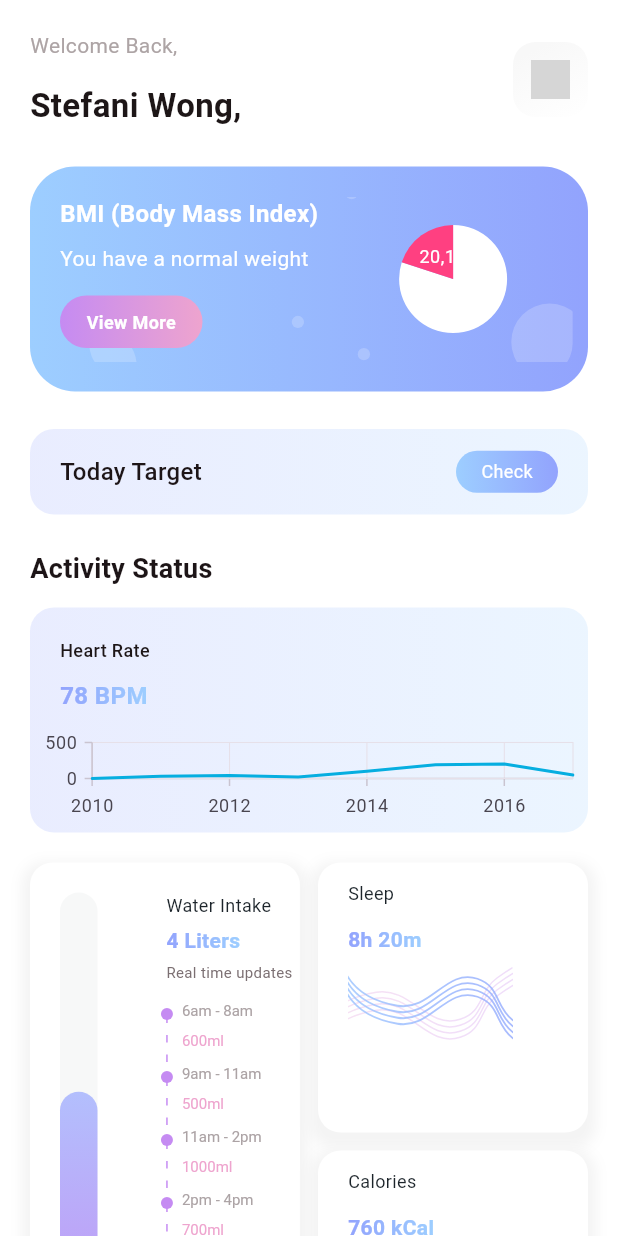
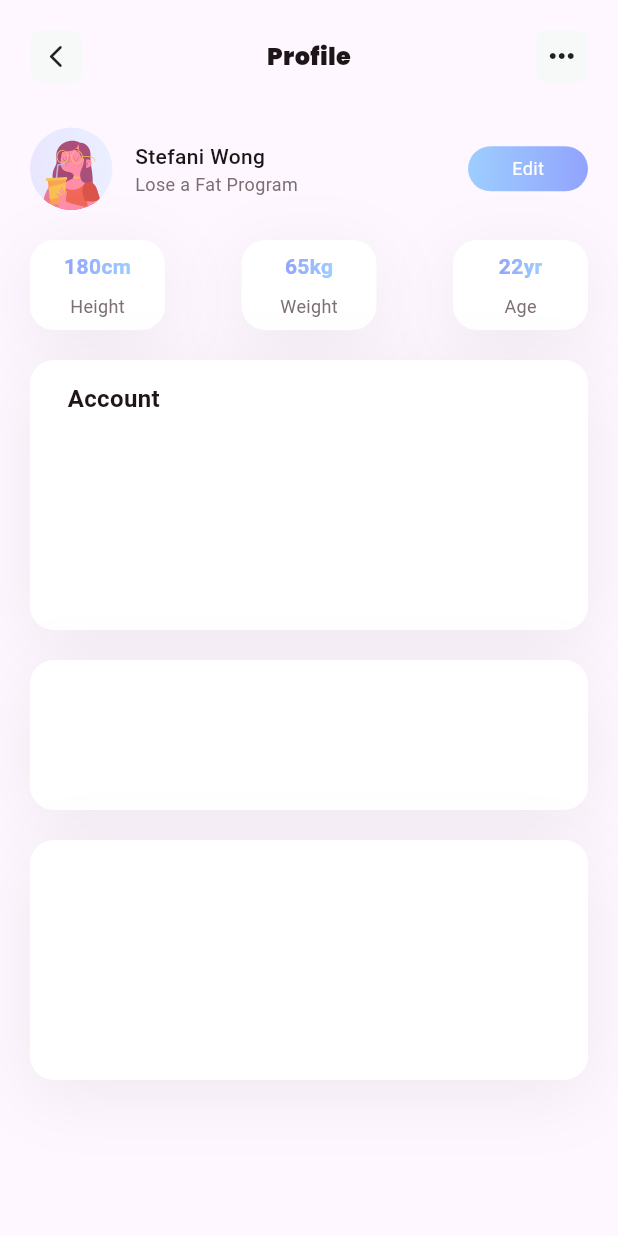
Before and after one commit to MGMSA6/Fitnest_X, a Flutter app: the screen it shows after launch, on a phone screen of 412 x 824 dp. Run offline on Flutter 3.47's test engine with Material 3 defaults, Android fonts, the light colour scheme and no system bars; our stand-ins replace flutter_svg, syncfusion_flutter_charts; missing offline and left inert: dart:ffi; grey boxes are pictures that could not be loaded.

Commit message:
Profile page started

```diff
--- a/lib/main.dart
+++ b/lib/main.dart
@@ -2,6 +2,7 @@ import 'package:fitnest_x/pages/auth/Carousel.dart';
 import 'package:fitnest_x/pages/auth/Finalized.dart';
 import 'package:fitnest_x/pages/dashboard/Home.dart';
 import 'package:fitnest_x/pages/auth/Login.dart';
+import 'package:fitnest_x/pages/dashboard/Profile.dart';
 import 'package:fitnest_x/pages/onboarding/Notifications.dart';
 import 'package:fitnest_x/pages/onboarding/Onboarding.dart';
 import 'package:fitnest_x/pages/auth/SignUp.dart';
@@ -25,7 +26,7 @@ class FitnestX extends StatelessWidget {
       themeMode: ThemeMode.light,
       theme: ThemeData(primarySwatch: Colors.deepPurple),
       darkTheme: ThemeData(brightness: Brightness.dark),
-      initialRoute: "/Home",
+      initialRoute: "/Profile",
       routes: {
         "/Welcome": (context) => const Welcome(),
         "/Welcome1": (context) => const Welcome1(),
@@ -37,6 +38,7 @@ class FitnestX extends StatelessWidget {
         "/Carousel": (context) => const Carousel(),
         "/Home": (context) => const Home(),
         "/Notification": (context) => const Notifications(),
+        "/Profile": (context) => const Profile(),
       },
     );
   }
--- a/lib/pages/dashboard/Home.dart
+++ b/lib/pages/dashboard/Home.dart
@@ -412,8 +412,15 @@ class _HomeState extends State<Home> {
                         ),
                       ],
                     ),
-                    Material(
-                      type: MaterialType.transparency, // Add this line
+                    Container(
+                      height: 50,
+                      width: 50,
+                      decoration: BoxDecoration(
+                        borderRadius: BorderRadius.circular(15),
+                        gradient: AppColor.notification,
+                      ),
+                      child: Material(
+                        color: Colors.transparent, // Add this line
                         child: InkWell(
                           borderRadius: BorderRadius.circular(15),
                           onTap: () {
@@ -422,13 +429,6 @@ class _HomeState extends State<Home> {
                                 MaterialPageRoute(
                                     builder: (context) => Notifications()));
                           },
-                        child: Container(
-                          height: 50,
-                          width: 50,
-                          decoration: BoxDecoration(
-                            borderRadius: BorderRadius.circular(15),
-                            gradient: AppColor.notification,
-                          ),
                           child: Padding(
                             padding: const EdgeInsets.all(12.0),
                             child: SvgPicture.asset(
--- /dev/null
+++ b/lib/pages/dashboard/Profile.dart
@@ -0,0 +1,366 @@
+import 'package:fitnest_x/pages/onboarding/Welcome.dart';
+import 'package:fitnest_x/utils/colors.dart';
+import 'package:flutter/material.dart';
+import 'package:flutter_svg/flutter_svg.dart';
+
+class Profile extends StatefulWidget {
+  const Profile({super.key});
+
+  @override
+  State<Profile> createState() => _ProfileState();
+}
+
+class _ProfileState extends State<Profile> {
+  @override
+  Widget build(BuildContext context) {
+    return Scaffold(
+      body: SafeArea(
+        child: SingleChildScrollView(
+          child: Padding(
+            padding: EdgeInsets.all(20),
+            child: Column(
+              children: [
+                Row(
+                  mainAxisAlignment: MainAxisAlignment.spaceBetween,
+                  children: [
+                    Container(
+                      height: 35,
+                      width: 35,
+                      decoration: BoxDecoration(
+                        borderRadius: BorderRadius.circular(8),
+                        color: Color(0xFFF7F8F8),
+                      ),
+                      child: Material(
+                        color: Colors.transparent,
+                        child: InkWell(
+                          borderRadius: BorderRadius.circular(8),
+                          onTap: () {},
+                          child: Icon(
+                            Icons.arrow_back_ios_rounded,
+                            size: 18,
+                          ),
+                        ),
+                      ),
+                    ),
+                    Text(
+                      'Profile',
+                      style: TextStyle(
+                        color: Color(0xFF1D1517),
+                        fontSize: 16,
+                        fontFamily: 'Poppins',
+                        fontWeight: FontWeight.w700,
+                        height: 0.09,
+                      ),
+                    ),
+                    Container(
+                      height: 35,
+                      width: 35,
+                      decoration: BoxDecoration(
+                        borderRadius: BorderRadius.circular(8),
+                        color: Color(0xFFF7F8F8),
+                      ),
+                      child: Material(
+                        color: Colors.transparent,
+                        child: InkWell(
+                          borderRadius: BorderRadius.circular(8),
+                          onTap: () {},
+                          child: Icon(Icons.more_horiz),
+                        ),
+                      ),
+                    ),
+                  ],
+                ),
+                SizedBox(
+                  height: 30,
+                ),
+                Row(
+                  crossAxisAlignment: CrossAxisAlignment.center,
+                  mainAxisAlignment: MainAxisAlignment.spaceBetween,
+                  children: [
+                    Row(
+                      children: [
+                        Container(
+                          height: 55,
+                          width: 55,
+                          decoration: BoxDecoration(
+                              borderRadius: BorderRadius.circular(50),
+                              gradient: AppColor.blueBg),
+                          clipBehavior: Clip.antiAlias,
+                          // or Clip.hardEdge
+                          child: Padding(
+                            padding: const EdgeInsets.only(top: 8),
+                            child: SvgPicture.asset(
+                              "assets/images/profile1.svg",
+                              fit: BoxFit.none,
+                            ),
+                          ),
+                        ),
+                        Padding(
+                          padding: const EdgeInsets.only(left: 15),
+                          child: Column(
+                            crossAxisAlignment: CrossAxisAlignment.start,
+                            mainAxisAlignment: MainAxisAlignment.spaceBetween,
+                            children: [
+                              Text(
+                                'Stefani Wong',
+                                style: TextStyle(
+                                  color: Color(0xFF1D1517),
+                                  fontSize: 14,
+                                  fontWeight: FontWeight.w500,
+                                ),
+                              ),
+                              Text(
+                                'Lose a Fat Program',
+                                style: TextStyle(
+                                  color: Color(0xFF7B6F72),
+                                  fontSize: 12,
+                                  fontWeight: FontWeight.w400,
+                                ),
+                              ),
+                            ],
+                          ),
+                        )
+                      ],
+                    ),
+                    Container(
+                      width: 80,
+                      height: 30,
+                      decoration: ShapeDecoration(
+                        gradient: const LinearGradient(
+                          begin: Alignment(-1.00, 0.08),
+                          end: Alignment(1, -0.08),
+                          colors: [Color(0xFF9DCEFF), Color(0xFF92A3FD)],
+                        ),
+                        shape: RoundedRectangleBorder(
+                          borderRadius: BorderRadius.circular(50),
+                        ),
+                      ),
+                      child: Material(
+                        color: Colors.transparent,
+                        child: InkWell(
+                          borderRadius: BorderRadius.circular(55),
+                          onTap: () {},
+                          child: const Center(
+                            child: Text(
+                              'Edit',
+                              style: TextStyle(
+                                color: Colors.white,
+                                fontSize: 12,
+                                fontWeight: FontWeight.w400,
+                                height: 0,
+                              ),
+                            ),
+                          ),
+                        ),
+                      ),
+                    )
+                  ],
+                ),
+                SizedBox(
+                  height: 20,
+                ),
+                Row(
+                  mainAxisAlignment: MainAxisAlignment.spaceBetween,
+                  children: [
+                    Container(
+                      height: 60,
+                      width: 90,
+                      decoration: BoxDecoration(
+                          color: Colors.white,
+                          borderRadius: BorderRadius.circular(16),
+                          boxShadow: [
+                            BoxShadow(
+                              color: Color(0x111D1617),
+                              blurRadius: 40,
+                              offset: Offset(0, 10),
+                              spreadRadius: 0,
+                            )
+                          ]),
+                      child: Column(
+                        crossAxisAlignment: CrossAxisAlignment.center,
+                        mainAxisAlignment: MainAxisAlignment.spaceEvenly,
+                        children: [
+                          GradientText(
+                            text: "180cm",
+                            gradient: LinearGradient(
+                              begin: Alignment(-1.00, 0.08),
+                              end: Alignment(1, -0.08),
+                              colors: [Color(0xFF92A3FD), Color(0xFF9DCEFF)],
+                            ),
+                            style: TextStyle(
+                              fontSize: 14.0,
+                              fontWeight: FontWeight.w600,
+                            ),
+                          ),
+                          Text(
+                            'Height',
+                            style: TextStyle(
+                              color: Color(0xFF7B6F72),
+                              fontSize: 12,
+                              fontWeight: FontWeight.w400,
+                            ),
+                          ),
+                        ],
+                      ),
+                    ),
+                    Container(
+                      height: 60,
+                      width: 90,
+                      decoration: BoxDecoration(
+                          color: Colors.white,
+                          borderRadius: BorderRadius.circular(16),
+                          boxShadow: [
+                            BoxShadow(
+                              color: Color(0x111D1617),
+                              blurRadius: 40,
+                              offset: Offset(0, 10),
+                              spreadRadius: 0,
+                            )
+                          ]),
+                      child: Column(
+                        crossAxisAlignment: CrossAxisAlignment.center,
+                        mainAxisAlignment: MainAxisAlignment.spaceEvenly,
+                        children: [
+                          GradientText(
+                            text: "65kg",
+                            gradient: LinearGradient(
+                              begin: Alignment(-1.00, 0.08),
+                              end: Alignment(1, -0.08),
+                              colors: [Color(0xFF92A3FD), Color(0xFF9DCEFF)],
+                            ),
+                            style: TextStyle(
+                              fontSize: 14.0,
+                              fontWeight: FontWeight.w600,
+                            ),
+                          ),
+                          Text(
+                            'Weight',
+                            style: TextStyle(
+                              color: Color(0xFF7B6F72),
+                              fontSize: 12,
+                              fontWeight: FontWeight.w400,
+                            ),
+                          ),
+                        ],
+                      ),
+                    ),
+                    Container(
+                      height: 60,
+                      width: 90,
+                      decoration: BoxDecoration(
+                          color: Colors.white,
+                          borderRadius: BorderRadius.circular(16),
+                          boxShadow: [
+                            BoxShadow(
+                              color: Color(0x111D1617),
+                              blurRadius: 40,
+                              offset: Offset(0, 10),
+                              spreadRadius: 0,
+                            )
+                          ]),
+                      child: Column(
+                        crossAxisAlignment: CrossAxisAlignment.center,
+                        mainAxisAlignment: MainAxisAlignment.spaceEvenly,
+                        children: [
+                          GradientText(
+                            text: "22yr",
+                            gradient: LinearGradient(
+                              begin: Alignment(-1.00, 0.08),
+                              end: Alignment(1, -0.08),
+                              colors: [Color(0xFF92A3FD), Color(0xFF9DCEFF)],
+                            ),
+                            style: TextStyle(
+                              fontSize: 14.0,
+                              fontWeight: FontWeight.w600,
+                            ),
+                          ),
+                          Text(
+                            'Age',
+                            style: TextStyle(
+                              color: Color(0xFF7B6F72),
+                              fontSize: 12,
+                              fontWeight: FontWeight.w400,
+                            ),
+                          ),
+                        ],
+                      ),
+                    )
+                  ],
+                ),
+                SizedBox(
+                  height: 20,
+                ),
+                Container(
+                  padding: EdgeInsets.all(25),
+                  width: double.infinity,
+                  height: 180,
+                  decoration: BoxDecoration(
+                      color: Colors.white,
+                      borderRadius: BorderRadius.circular(16),
+                      boxShadow: [
+                        BoxShadow(
+                          color: Color(0x111D1617),
+                          blurRadius: 40,
+                          offset: Offset(0, 10),
+                          spreadRadius: 0,
+                        )
+                      ]),
+                  child: Column(
+                    crossAxisAlignment: CrossAxisAlignment.start,
+                    children: [
+                      Text(
+                        'Account',
+                        style: TextStyle(
+                          color: Color(0xFF1D1517),
+                          fontSize: 16,
+                          fontWeight: FontWeight.w600,
+                          height: 0.09,
+                        ),
+                      ),
+                    ],
+                  ),
+                ),
+                SizedBox(
+                  height: 20,
+                ),
+                Container(
+                  width: double.infinity,
+                  height: 100,
+                  decoration: BoxDecoration(
+                      color: Colors.white,
+                      borderRadius: BorderRadius.circular(16),
+                      boxShadow: [
+                        BoxShadow(
+                          color: Color(0x111D1617),
+                          blurRadius: 40,
+                          offset: Offset(0, 10),
+                          spreadRadius: 0,
+                        )
+                      ]),
+                ),
+                SizedBox(
+                  height: 20,
+                ),
+                Container(
+                  width: double.infinity,
+                  height: 160,
+                  decoration: BoxDecoration(
+                      color: Colors.white,
+                      borderRadius: BorderRadius.circular(16),
+                      boxShadow: [
+                        BoxShadow(
+                          color: Color(0x111D1617),
+                          blurRadius: 40,
+                          offset: Offset(0, 10),
+                          spreadRadius: 0,
+                        )
+                      ]),
+                ),
+              ],
+            ),
+          ),
+        ),
+      ),
+    );
+  }
+}
--- a/lib/pages/onboarding/Notifications.dart
+++ b/lib/pages/onboarding/Notifications.dart
@@ -41,7 +41,6 @@ class _NotificationsState extends State<Notifications> {
         "200 Calories Burn | 30minutes", AppColor.pinkBg),
     LatestWorkOut("assets/images/cake1.svg", "Lowerbody Workout",
         "200 Calories Burn | 30minutes", AppColor.pinkBg)
-
   ];
 
   @override
@@ -57,19 +56,20 @@ class _NotificationsState extends State<Notifications> {
               Row(
                 mainAxisAlignment: MainAxisAlignment.spaceBetween,
                 children: [
-                  Material(
+                  Container(
+                    height: 35,
+                    width: 35,
+                    decoration: BoxDecoration(
+                      borderRadius: BorderRadius.circular(8),
+                      color: Color(0xFFF7F8F8),
+                    ),
+                    child: Material(
                       color: Colors.transparent,
                       child: InkWell(
                         borderRadius: BorderRadius.circular(8),
                         onTap: () {
                           Navigator.pop(context);
                         },
-                      child: Container(
-                        height: 35,
-                        width: 35,
-                        decoration: BoxDecoration(
-                            borderRadius: BorderRadius.circular(8),
-                            color: Color(0xFFF7F8F8)),
                         child: Icon(
                           Icons.arrow_back_ios_rounded,
                           size: 18,
@@ -92,8 +92,16 @@ class _NotificationsState extends State<Notifications> {
                     width: 35,
                     decoration: BoxDecoration(
                       borderRadius: BorderRadius.circular(8),
-                        color: Color(0xFFF7F8F8)),
+                      color: Color(0xFFF7F8F8),
+                    ),
+                    child: Material(
+                      color: Colors.transparent,
+                      child: InkWell(
+                        borderRadius: BorderRadius.circular(8),
+                        onTap: () {},
                         child: Icon(Icons.more_horiz),
+                      ),
+                    ),
                   ),
                 ],
               ),
```
Also changed, not shown: assets/images/profile1.svg (added). Lines whose indentation alone changed are shown as unchanged.
